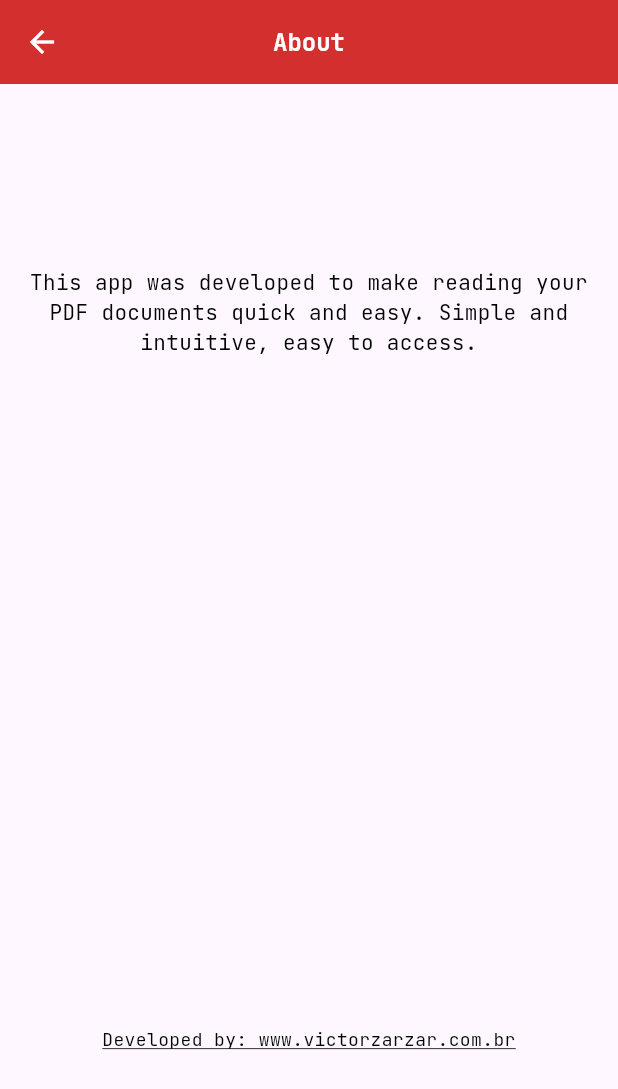
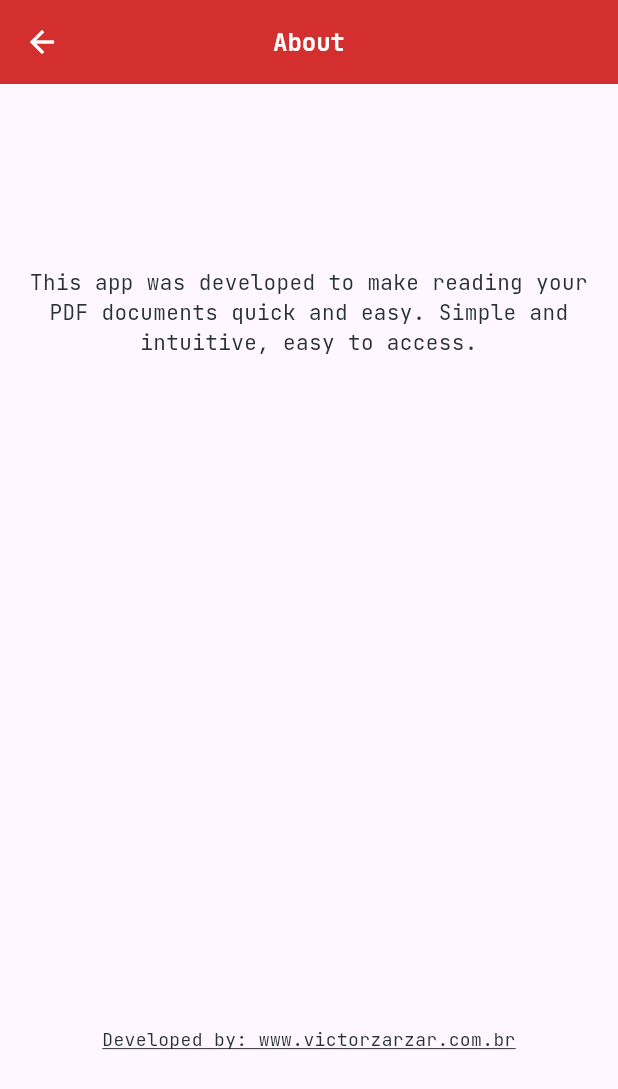
Before and after one commit to Victor-Zarzar/pdf-reader, a Flutter app: the screen it shows after launch, after a tap on the "info" icon, on a phone screen of 412 x 824 dp. Shown: the top 1089 px of the screen. Run offline on Flutter 3.47's test engine with Material 3 defaults, Android fonts, the phone set to English and light mode, and no system bars; our stand-ins replace easy_localization, file_picker, flutter_local_notifications, google_fonts, timezone; missing offline and left inert: syncfusion_flutter_pdfviewer.

```diff
--- a/assets/translations/en-US.json
+++ b/assets/translations/en-US.json
@@ -1,6 +1,8 @@
 {
     "text_appbar": "PDF reader",
     "open_pdf": "Open PDF",
+    "title_notification": "Do you like our app?",
+    "body_notification": "Rate us in the store!",
     "icon_add": "Add PDF icon",
     "image_home": "Image of a folder with no files open.",
     "about_home": "No PDF files found.",
@@ -14,6 +16,7 @@
     "about_page": "About",
     "button_return": "Button back page",
     "return": "Back button",
+    "launch_error": "Could not launch",
     "about_text": "This app was developed to make reading your PDF documents quick and easy. Simple and intuitive, easy to access.",
     "developed": "Developed by: www.victorzarzar.com.br"
 }
--- a/assets/translations/es.json
+++ b/assets/translations/es.json
@@ -1,6 +1,8 @@
 {
     "text_appbar": "Lector de PDF",
     "open_pdf": "Abrir PDF",
+    "title_notification": "¿Te gusta nuestra aplicación?",
+    "body_notification": "¡Califícanos en la tienda!",
     "icon_add": "Agregar icono de PDF",
     "image_home": "Imagen de una carpeta sin archivos abiertos.",
     "about_home": "No se encontraron archivos PDF.",
@@ -14,6 +16,7 @@
     "about_page": "Acerca de",
     "button_return": "Página anterior del botón",
     "return": "Botón Atrás",
+    "launch_error": "No se pudo iniciar",
     "about_text": "Esta aplicación fue desarrollada para hacer que la lectura de sus documentos PDF sea rápida y fácil. Simple, intuitiva y de fácil acceso.",
     "developed": "Desarrollado por: www.victorzarzar.com.br"
 }
--- a/assets/translations/pt-BR.json
+++ b/assets/translations/pt-BR.json
@@ -1,6 +1,8 @@
 {
     "text_appbar": "Leitor de PDF",
     "open_pdf": "Abrir PDF",
+    "title_notification": "Está gostando do nosso app?",
+    "body_notification": "Nos avalie na loja!",
     "icon_add": "Icone adicionar PDF",
     "image_home": "Imagem de uma pasta sem nenhum arquivo aberto.",
     "about_home": "Nenhum arquivo PDF encontrado.",
@@ -14,6 +16,7 @@
     "about_page": "Sobre",
     "button_return": "Botão voltar página",
     "return": "Botão voltar",
+    "launch_error": "Não foi possível iniciar.",
     "about_text": "Este app foi desenvolvido para fazer leituras rápidas e fáceis de seus documentos em PDF. Simples e intuitivo de fácil acesso.",
     "developed": "Desenvolvido por: www.victorzarzar.com.br"
 }
--- /dev/null
+++ b/lib/controller/notification_controller.dart
@@ -0,0 +1,103 @@
+import 'package:flutter/material.dart';
+import 'package:flutter_local_notifications/flutter_local_notifications.dart';
+import 'package:timezone/timezone.dart' as tz;
+
+class NotificationService {
+  static final FlutterLocalNotificationsPlugin flutterLocalNotificationsPlugin =
+      FlutterLocalNotificationsPlugin();
+
+  static Future<void> onDidReceiveNotification(
+      NotificationResponse notificationResponse) async {
+    debugPrint("Notification receive");
+  }
+
+  static Future<void> init() async {
+    const AndroidInitializationSettings androidInitializationSettings =
+        AndroidInitializationSettings("@mipmap/ic_launcher");
+    const DarwinInitializationSettings iOSInitializationSettings =
+        DarwinInitializationSettings();
+
+    const InitializationSettings initializationSettings =
+        InitializationSettings(
+      android: androidInitializationSettings,
+      iOS: iOSInitializationSettings,
+    );
+    await flutterLocalNotificationsPlugin.initialize(
+      initializationSettings,
+      onDidReceiveNotificationResponse: onDidReceiveNotification,
+      onDidReceiveBackgroundNotificationResponse: onDidReceiveNotification,
+    );
+
+    await flutterLocalNotificationsPlugin
+        .resolvePlatformSpecificImplementation<
+            AndroidFlutterLocalNotificationsPlugin>()
+        ?.requestNotificationsPermission();
+  }
+
+  static Future<void> showInstantNotification(String title, String body) async {
+    const NotificationDetails platformChannelSpecifics = NotificationDetails(
+        android: AndroidNotificationDetails(
+          'instant_notification_channel_id',
+          'Instant Notifications',
+          importance: Importance.max,
+          priority: Priority.high,
+        ),
+        iOS: DarwinNotificationDetails());
+
+    await flutterLocalNotificationsPlugin.show(
+      0,
+      title,
+      body,
+      platformChannelSpecifics,
+      payload: 'instant_notification',
+    );
+  }
+
+  static Future<void> showWeeklyNotification({
+    required String title,
+    required String body,
+    required String payload,
+  }) async {
+    const AndroidNotificationDetails androidNotificationDetails =
+        AndroidNotificationDetails('weekly_channel_id', 'Weekly Notifications',
+            channelDescription: 'Weekly Notification Channel',
+            importance: Importance.max,
+            priority: Priority.high,
+            ticker: 'ticker');
+
+    const NotificationDetails notificationDetails =
+        NotificationDetails(android: androidNotificationDetails);
+
+    await flutterLocalNotificationsPlugin.periodicallyShow(
+      2,
+      title,
+      body,
+      RepeatInterval.weekly,
+      notificationDetails,
+      androidScheduleMode: AndroidScheduleMode.exactAllowWhileIdle,
+      payload: payload,
+    );
+  }
+
+  static Future<void> scheduleNotification(
+      int id, String title, String body, DateTime scheduledTime) async {
+    await flutterLocalNotificationsPlugin.zonedSchedule(
+      id,
+      title,
+      body,
+      tz.TZDateTime.from(scheduledTime, tz.local),
+      const NotificationDetails(
+        iOS: DarwinNotificationDetails(),
+        android: AndroidNotificationDetails(
+          'reminder_channel',
+          'Reminder Channel',
+          importance: Importance.high,
+          priority: Priority.high,
+        ),
+      ),
+      uiLocalNotificationDateInterpretation:
+          UILocalNotificationDateInterpretation.absoluteTime,
+      matchDateTimeComponents: DateTimeComponents.dateAndTime,
+    );
+  }
+}
--- /dev/null
+++ b/lib/features/app_theme.dart
@@ -0,0 +1,39 @@
+import 'dart:ui';
+
+import 'package:flutter/material.dart';
+
+class BottomColor {
+  BottomColor._();
+
+  static Color get primaryColor => const Color(0xFFD32F2F);
+}
+
+class AppBarColor {
+  AppBarColor._();
+
+  static Color get primaryColor => const Color(0xFFD32F2F);
+}
+
+class FontTextColor {
+  FontTextColor._();
+
+  static Color get primaryColor => const Color(0xFF263238);
+
+  static Color get secondaryColor => const Color(0xFFFFFFFF);
+}
+
+class ButtonColor {
+  ButtonColor._();
+
+  static Color get primaryColor => const Color(0xFF000000);
+
+  static Color get secondaryColor => const Color(0xFFCFD8DC);
+}
+
+class IconColor {
+  IconColor._();
+
+  static Color get primaryColor => const Color(0xFFD32F2F);
+
+  static Color get secondaryColor => const Color(0xFFFFFFFF);
+}
--- a/lib/main.dart
+++ b/lib/main.dart
@@ -1,10 +1,15 @@
 import 'package:easy_localization/easy_localization.dart';
 import 'package:flutter/material.dart';
-import 'package:pdf_reader/pages/HomePage/home_page.dart';
+import 'package:pdf_reader/controller/notification_controller.dart';
+import 'package:pdf_reader/screens/home_page.dart';
+import 'package:timezone/data/latest.dart' as tz;
 
 void main() async {
   WidgetsFlutterBinding.ensureInitialized();
   await EasyLocalization.ensureInitialized();
+  await NotificationService.init();
+  tz.initializeTimeZones();
+
   runApp(
     EasyLocalization(
       supportedLocales: const [
--- a/lib/pages/AboutPage/about_page.dart
+++ b/lib/screens/about_page.dart
@@ -1,6 +1,7 @@
 import 'package:easy_localization/easy_localization.dart';
 import 'package:flutter/material.dart';
 import 'package:google_fonts/google_fonts.dart';
+import 'package:pdf_reader/features/app_theme.dart';
 import 'package:url_launcher/url_launcher.dart';
 
 class AboutPage extends StatefulWidget {
@@ -11,12 +12,10 @@ class AboutPage extends StatefulWidget {
 }
 
 class _AboutPageState extends State<AboutPage> {
-  Future<void> _launchURL(String url) async {
+  Future<void> _launchUrl(String url) async {
     final Uri uri = Uri.parse(url);
-    if (await canLaunchUrl(uri)) {
-      await launchUrl(uri);
-    } else {
-      throw '${'launch_error'.tr()} $url';
+    if (!await launchUrl(uri)) {
+      throw Exception('${'launch_error'.tr()} $url');
     }
   }
 
@@ -39,16 +38,16 @@ class _AboutPageState extends State<AboutPage> {
         title: Text(
           "about_page".tr(),
           style: GoogleFonts.jetBrainsMono(
-            textStyle: const TextStyle(
-              color: Colors.white,
+            textStyle: TextStyle(
+              color: FontTextColor.secondaryColor,
               fontSize: 16,
               fontWeight: FontWeight.bold,
             ),
           ),
         ),
         centerTitle: true,
-        backgroundColor: Colors.red.shade700,
-        iconTheme: const IconThemeData(color: Colors.white),
+        backgroundColor: AppBarColor.primaryColor,
+        iconTheme: IconThemeData(color: IconColor.secondaryColor),
       ),
       body: SizedBox(
         height: myHeight,
@@ -63,8 +62,8 @@ class _AboutPageState extends State<AboutPage> {
                   'about_text'.tr(),
                   textAlign: TextAlign.center,
                   style: GoogleFonts.jetBrainsMono(
-                    textStyle: const TextStyle(
-                      color: Colors.black,
+                    textStyle: TextStyle(
+                      color: FontTextColor.primaryColor,
                       fontSize: 14,
                     ),
                   ),
@@ -73,15 +72,15 @@ class _AboutPageState extends State<AboutPage> {
               const SizedBox(height: 20),
               GestureDetector(
                 onTap: () {
-                  _launchURL('https://www.victorzarzar.com.br');
+                  _launchUrl('https://www.victorzarzar.com.br');
                 },
                 child: Center(
                   child: Text(
                     'developed'.tr(),
                     textAlign: TextAlign.center,
                     style: GoogleFonts.jetBrainsMono(
-                      textStyle: const TextStyle(
-                        color: Colors.black,
+                      textStyle: TextStyle(
+                        color: FontTextColor.primaryColor,
                         fontSize: 12,
                         decoration: TextDecoration.underline,
                       ),
--- a/lib/pages/HomePage/home_page.dart
+++ b/lib/screens/home_page.dart
@@ -2,8 +2,10 @@ import 'dart:io';
 import 'package:easy_localization/easy_localization.dart';
 import 'package:flutter/material.dart';
 import 'package:google_fonts/google_fonts.dart';
-import 'package:pdf_reader/pages/AboutPage/about_page.dart';
-import 'package:pdf_reader/pages/PDFViewer/pdf_viewer.dart';
+import 'package:pdf_reader/controller/notification_controller.dart';
+import 'package:pdf_reader/features/app_theme.dart';
+import 'package:pdf_reader/screens/about_page.dart';
+import 'package:pdf_reader/screens/pdf_viewer.dart';
 import 'package:file_picker/file_picker.dart';
 import 'package:path_provider/path_provider.dart';
 
@@ -25,6 +27,12 @@ class _HomePageState extends State<HomePage>
   void initState() {
     super.initState();
     _loadDownloadPath();
+
+    NotificationService.showWeeklyNotification(
+      title: 'title_notification'.tr(),
+      body: 'body_notification'.tr(),
+      payload: 'rate_app',
+    );
 
     _controller = AnimationController(
       duration: const Duration(seconds: 2),
@@ -102,13 +110,13 @@ class _HomePageState extends State<HomePage>
   Widget build(BuildContext context) {
     return Scaffold(
       appBar: AppBar(
-        backgroundColor: Colors.red.shade700,
+        backgroundColor: AppBarColor.primaryColor,
         centerTitle: true,
         title: Text(
           'text_appbar'.tr(),
           style: GoogleFonts.jetBrainsMono(
-            textStyle: const TextStyle(
-              color: Colors.white,
+            textStyle: TextStyle(
+              color: FontTextColor.secondaryColor,
               fontSize: 16,
               fontWeight: FontWeight.bold,
             ),
@@ -117,30 +125,50 @@ class _HomePageState extends State<HomePage>
       ),
       floatingActionButtonLocation: FloatingActionButtonLocation.centerDocked,
       floatingActionButton: FloatingActionButton(
-        backgroundColor: Colors.red.shade700,
+        backgroundColor: BottomColor.primaryColor,
         tooltip: 'open_pdf'.tr(),
         onPressed: _isPickingFile ? null : _pickFile,
         child: Icon(
           Icons.add,
           size: 28,
-          color: Colors.white,
+          color: IconColor.secondaryColor,
           semanticLabel: 'icon_add'.tr(),
         ),
       ),
       bottomNavigationBar: BottomAppBar(
-        color: Colors.red.shade700,
+        height: 100,
+        color: BottomColor.primaryColor,
         shape: const CircularNotchedRectangle(),
+        child: SingleChildScrollView(
           child: Row(
             mainAxisAlignment: MainAxisAlignment.spaceAround,
+            children: [
+              Column(
+                mainAxisSize: MainAxisSize.min,
                 children: [
                   IconButton(
                     onPressed: () {},
                     icon: Icon(
                       Icons.home,
-                color: Colors.white,
+                      color: IconColor.secondaryColor,
                       semanticLabel: 'info_home'.tr(),
                     ),
                   ),
+                  Text(
+                    'Home',
+                    style: GoogleFonts.jetBrainsMono(
+                      color: FontTextColor.secondaryColor,
+                      fontSize: 13,
+                      fontWeight: FontWeight.bold,
+                    ),
+                    overflow: TextOverflow.ellipsis,
+                    maxLines: 1,
+                  ),
+                ],
+              ),
+              Column(
+                mainAxisSize: MainAxisSize.min,
+                children: [
                   IconButton(
                     onPressed: () {
                       Navigator.push(
@@ -152,11 +180,24 @@ class _HomePageState extends State<HomePage>
                     },
                     icon: Icon(
                       Icons.info,
-                color: Colors.white,
+                      color: IconColor.secondaryColor,
                       semanticLabel: 'info_icon'.tr(),
                     ),
                   ),
+                  Text(
+                    'About',
+                    style: GoogleFonts.jetBrainsMono(
+                      color: FontTextColor.secondaryColor,
+                      fontSize: 13,
+                      fontWeight: FontWeight.bold,
+                    ),
+                    overflow: TextOverflow.ellipsis,
+                    maxLines: 1,
+                  ),
                 ],
+              ),
+            ],
+          ),
         ),
       ),
       body: SingleChildScrollView(
@@ -209,7 +250,7 @@ class _HomePageState extends State<HomePage>
                         Icons.arrow_downward,
                         semanticLabel: 'arrow_icon'.tr(),
                         size: 50,
-                        color: Colors.red.shade700,
+                        color: IconColor.primaryColor,
                       ),
                     );
                   },
@@ -218,7 +259,7 @@ class _HomePageState extends State<HomePage>
               downloadPath == null
                   ? Center(
                       child: CircularProgressIndicator(
-                        color: Colors.red.shade700,
+                        color: IconColor.primaryColor,
                       ),
                     )
                   : FutureBuilder<List<FileSystemEntity>>(
@@ -228,7 +269,7 @@ class _HomePageState extends State<HomePage>
                             ConnectionState.waiting) {
                           return Center(
                             child: CircularProgressIndicator(
-                              color: Colors.red.shade700,
+                              color: IconColor.primaryColor,
                             ),
                           );
                         }
--- a/pubspec.yaml
+++ b/pubspec.yaml
@@ -16,8 +16,10 @@ dependencies:
   file_picker: ^8.1.2
   easy_localization: ^3.0.7
   google_fonts: ^6.2.1
-  syncfusion_flutter_pdfviewer: ^27.1.48
-  url_launcher: ^6.3.0
+  syncfusion_flutter_pdfviewer: ^27.1.52
+  url_launcher: ^6.3.1
+  flutter_local_notifications: ^17.2.3
+  timezone: ^0.9.4
 
 dev_dependencies:
   flutter_test:
```
Also changed, not shown: lib/screens/pdf_viewer.dart (renamed from lib/pages/PDFViewer/pdf_viewer.dart, +5 -4 lines), assets/imgs/aboutandroid.png, assets/imgs/aboutpageios.png, assets/imgs/homepageandroid.png, assets/imgs/homepageios.png, assets/imgs/viewpdfandroid.png, assets/imgs/viewpdfios.png, pubspec.lock, 4 other files. Lines whose indentation alone changed are shown as unchanged.
